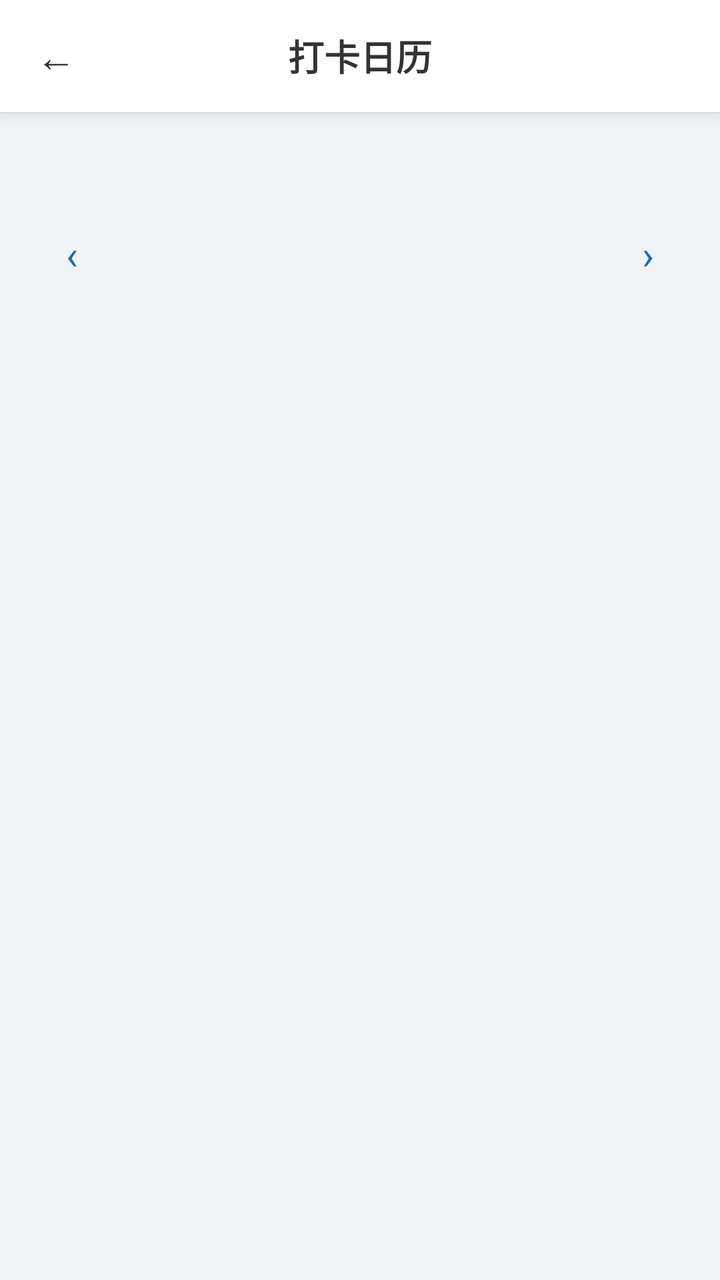
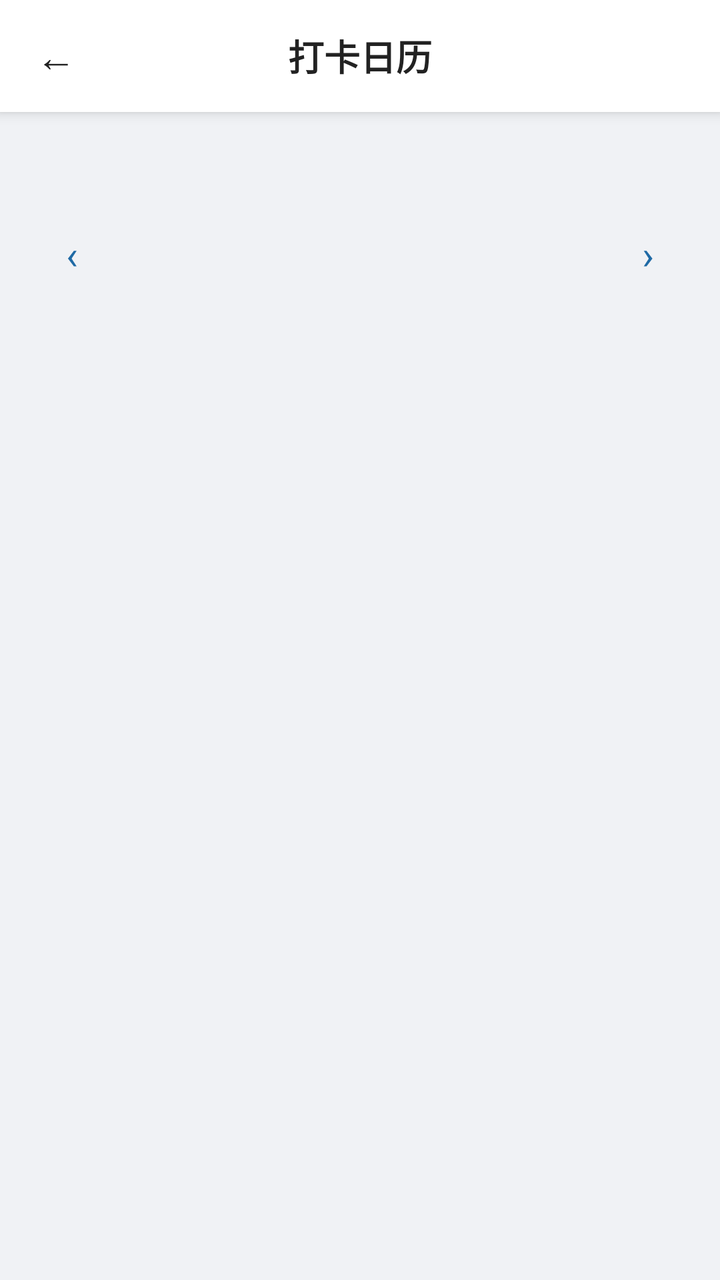

Before-and-after screenshots of an Android layout around one commit, followed by the original layout XML and the change that was made.
<!-- AndroidManifest.xml: application theme Theme.Demo -->
<!-- res/layout/activity_checkin_calendar.xml -->
<?xml version="1.0" encoding="utf-8"?>
<LinearLayout xmlns:android="http://schemas.android.com/apk/res/android"
    android:layout_width="match_parent"
    android:layout_height="match_parent"
    android:orientation="vertical"
    android:background="@color/home_bg">

    <LinearLayout style="@style/TopBar">

        <TextView
            android:id="@+id/btn_checkin_back"
            style="@style/TopBarBack" />

        <TextView
            style="@style/TopBarTitle"
            android:text="打卡日历" />

        <View
            android:layout_width="56dp"
            android:layout_height="1dp" />
    </LinearLayout>

    <ScrollView
        android:layout_width="match_parent"
        android:layout_height="0dp"
        android:layout_weight="1"
        android:fillViewport="true">

        <LinearLayout
            android:layout_width="match_parent"
            android:layout_height="wrap_content"
            android:orientation="vertical"
            android:padding="16dp"
            android:paddingBottom="24dp">

            <TextView
                android:id="@+id/tv_checkin_summary"
                android:layout_width="match_parent"
                android:layout_height="wrap_content"
                android:textSize="@dimen/text_size_body"
                android:textColor="@color/home_text_primary"
                android:textStyle="bold" />

            <TextView
                android:id="@+id/tv_checkin_banner"
                android:layout_width="match_parent"
                android:layout_height="wrap_content"
                android:visibility="gone"
                android:textSize="@dimen/text_size_caption"
                android:textColor="@color/state_warn_text"
                android:layout_marginTop="6dp" />

            <LinearLayout
                android:layout_width="match_parent"
                android:layout_height="wrap_content"
                android:orientation="horizontal"
                android:gravity="center_vertical"
                android:layout_marginTop="16dp">

                <TextView
                    android:id="@+id/btn_prev_month"
                    android:layout_width="40dp"
                    android:layout_height="40dp"
                    android:gravity="center"
                    android:clickable="true"
                    android:focusable="true"
                    android:foreground="?attr/selectableItemBackground"
                    android:text="‹"
                    android:textSize="@dimen/text_size_display"
                    android:textColor="@color/detail_primary" />

                <TextView
                    android:id="@+id/tv_month_title"
                    android:layout_width="0dp"
                    android:layout_height="wrap_content"
                    android:layout_weight="1"
                    android:gravity="center"
                    android:textSize="@dimen/text_size_emphasis"
                    android:textStyle="bold"
                    android:textColor="@color/home_text_primary" />

                <TextView
                    android:id="@+id/btn_next_month"
                    android:layout_width="40dp"
                    android:layout_height="40dp"
                    android:gravity="center"
                    android:clickable="true"
                    android:focusable="true"
                    android:foreground="?attr/selectableItemBackground"
                    android:text="›"
                    android:textSize="@dimen/text_size_display"
                    android:textColor="@color/detail_primary" />
            </LinearLayout>

            <LinearLayout
                android:id="@+id/weekday_header"
                android:layout_width="match_parent"
                android:layout_height="wrap_content"
                android:orientation="horizontal"
                android:layout_marginTop="8dp" />

            <LinearLayout
                android:id="@+id/calendar_grid"
                android:layout_width="match_parent"
                android:layout_height="wrap_content"
                android:orientation="vertical" />

        </LinearLayout>
    </ScrollView>

</LinearLayout>
<!-- resources referenced by this layout -->
<resources>
  <color name="detail_primary">#1F6AA5</color>
  <color name="home_bg">@color/page_bg</color>
  <color name="home_text_primary">#333333</color>
  <color name="state_warn_text">#AD6800</color>
  <dimen name="text_size_body">14sp</dimen>
  <dimen name="text_size_caption">12sp</dimen>
  <dimen name="text_size_display">20sp</dimen>
  <dimen name="text_size_emphasis">16sp</dimen>
  <style name="TopBar">
          <item name="android:layout_width">match_parent</item>
          <item name="android:layout_height">56dp</item>
          <item name="android:orientation">horizontal</item>
          <item name="android:gravity">center_vertical</item>
          <item name="android:background">@color/home_card</item>
          <item name="android:elevation">4dp</item>
      </style>
  <style name="TopBarBack">
          <item name="android:layout_width">56dp</item>
          <item name="android:layout_height">match_parent</item>
          <item name="android:gravity">center</item>
          <item name="android:text">←</item>
          <item name="android:textSize">20sp</item>
          <item name="android:textColor">@color/home_text_primary</item>
          <item name="android:background">?attr/selectableItemBackgroundBorderless</item>
      </style>
  <style name="TopBarTitle">
          <item name="android:layout_width">0dp</item>
          <item name="android:layout_height">wrap_content</item>
          <item name="android:layout_weight">1</item>
          <item name="android:gravity">center</item>
          <item name="android:textSize">18sp</item>
          <item name="android:textStyle">bold</item>
          <item name="android:textColor">@color/home_text_primary</item>
      </style>
  <style name="Theme.Demo" parent="Base.Theme.Demo" />
  <color name="page_bg">#F0F2F5</color>
  <color name="home_card">#FFFFFF</color>
  <style name="Base.Theme.Demo" parent="Theme.Material3.DayNight.NoActionBar">
          
          <item name="android:statusBarColor">@color/home_bg</item>
          <item name="android:windowLightStatusBar">true</item>
          <item name="android:navigationBarColor">@color/home_bg</item>
          <item name="android:windowLightNavigationBar" tools:targetApi="o_mr1">true</item>
          <item name="android:enforceNavigationBarContrast" tools:targetApi="q">false</item>
      </style>
</resources>

<!-- the commit's change to res/layout/activity_checkin_calendar.xml (unified diff, before → after) -->
@@ -38,7 +38,7 @@
                 android:layout_width="match_parent"
                 android:layout_height="wrap_content"
                 android:textSize="@dimen/text_size_body"
-                android:textColor="@color/home_text_primary"
+                android:textColor="@color/text_primary"
                 android:textStyle="bold" />
 
             <TextView
@@ -77,7 +77,7 @@
                     android:gravity="center"
                     android:textSize="@dimen/text_size_emphasis"
                     android:textStyle="bold"
-                    android:textColor="@color/home_text_primary" />
+                    android:textColor="@color/text_primary" />
 
                 <TextView
                     android:id="@+id/btn_next_month"
<!-- resource entries referenced after the edit -->
@@ -2,8 +2,8 @@
 <resources>
   <color name="detail_primary">#1F6AA5</color>
   <color name="home_bg">@color/page_bg</color>
-  <color name="home_text_primary">#333333</color>
   <color name="state_warn_text">#AD6800</color>
+  <color name="text_primary">#222222</color>
   <dimen name="text_size_body">14sp</dimen>
   <dimen name="text_size_caption">12sp</dimen>
   <dimen name="text_size_display">20sp</dimen>
@@ -22,7 +22,7 @@
           <item name="android:gravity">center</item>
           <item name="android:text">←</item>
           <item name="android:textSize">20sp</item>
-          <item name="android:textColor">@color/home_text_primary</item>
+          <item name="android:textColor">@color/text_primary</item>
           <item name="android:background">?attr/selectableItemBackgroundBorderless</item>
       </style>
   <style name="TopBarTitle">
@@ -32,7 +32,7 @@
           <item name="android:gravity">center</item>
           <item name="android:textSize">18sp</item>
           <item name="android:textStyle">bold</item>
-          <item name="android:textColor">@color/home_text_primary</item>
+          <item name="android:textColor">@color/text_primary</item>
       </style>
   <style name="Theme.Demo" parent="Base.Theme.Demo" />
   <color name="page_bg">#F0F2F5</color>
